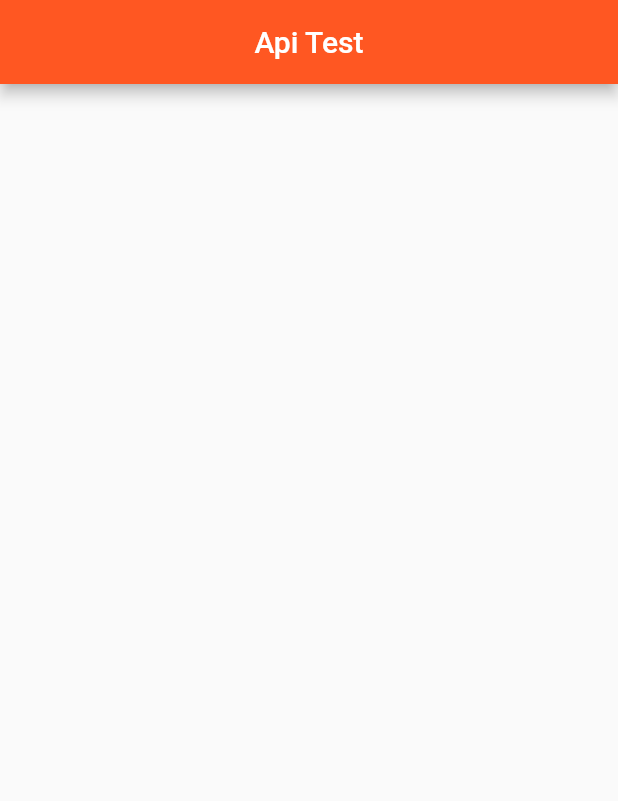
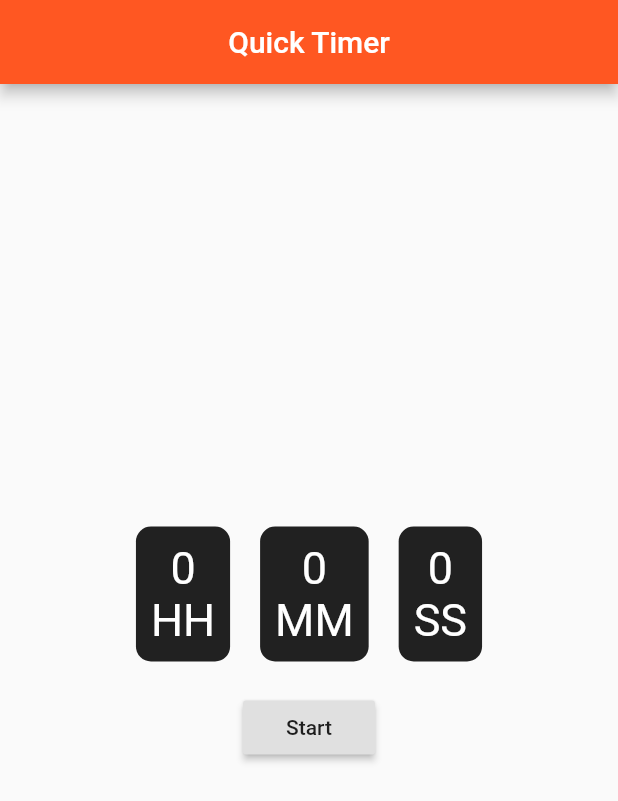
Before and after one commit to gokuldh/flutter_18_march, a Flutter app: the screen it shows after launch, on a phone screen of 412 x 824 dp. Shown: the top 801 px of the screen. Run offline on Flutter 3.47's test engine with Material 2 defaults, Android fonts, the phone set to English and light mode, and no system bars.

Commit message:
Day 6
Timer App

```diff
--- a/lib/main.dart
+++ b/lib/main.dart
@@ -1,71 +1,129 @@
 import 'package:flutter/material.dart';
-import 'package:http/http.dart' as http;
 import 'dart:async';
 import 'dart:convert';
 
-// https://reqres.in/api/users?page=2
 
 void main(){
   runApp(MaterialApp(
-    home: ApiTest(),
+    home: QuickTimer(),
   ));
 }
 
-class ApiTest extends StatefulWidget{
+class QuickTimer extends StatefulWidget{
   @override
-  _ApiTest createState() => _ApiTest();
+  _QuickTimer createState() => _QuickTimer();
 
 }
 
-class _ApiTest extends State<ApiTest>{
+class _QuickTimer extends State<QuickTimer>{
 
-  Map data;
-  List userData;
+  static const duration = const Duration(seconds: 5);
+  bool isActive = false;
+  Timer timer;
+  int secondspassed = 0;
 
-  Future getData() async{
-    http.Response response = await http.get('https://reqres.in/api/users?page=2');
-    data = json.decode(response.body);
+  void ticker(){
+    if (isActive){
       setState(() {
-      userData = data['data'];
-
+        secondspassed = secondspassed + 1;
       });
+    }
   }
 
   void initState(){
     super.initState();
-    getData();
+    timer = Timer.periodic(duration, (timer) {
+      ticker();
+    });
   }
-
 
   @override
   Widget build(BuildContext context) {
+
+    int seconds = secondspassed % 60; // 66 = 6 | 125 % 60 =  5 | 2
+    int minutes = secondspassed ~/ 60; // 125 ~/ 2 and 5
+    int hours = secondspassed ~/ (60*60);
+
     return Scaffold(
       appBar: AppBar(
-        title: Text("Api Test"),
+        title: Text("Quick Timer"),
         backgroundColor: Colors.deepOrange,
         centerTitle: true,
       ),
-      body: ListView.builder(
-          itemCount: userData == null? 0: userData.length,
-          itemBuilder: (BuildContext context, index){
-            return Card(
-              child: Padding(
-                padding: EdgeInsets.all(10),
-                child: Row(
+      body: Center(
+        child: Column(
+          mainAxisAlignment: MainAxisAlignment.center,
           children: [
-                    CircleAvatar(
-                      backgroundImage: NetworkImage(userData[index]['avatar']),
+            Row(
+              mainAxisAlignment: MainAxisAlignment.center,
+              children: [
+                TimerContainer(
+                  label: "HH",
+                  value: hours.toString(),
                 ),
-                    Padding(
-                      padding: EdgeInsets.all(10),
-                      child: Text("${userData[index]['first_name']}, ${userData[index]['last_name']}"),
+                TimerContainer(
+                  label: "MM",
+                  value: minutes.toString(),
+                ),
+                TimerContainer(
+                  label: "SS",
+                  value: seconds.toString(),
+                ),
+              ],
+            ),
+            Container(
+              margin: EdgeInsets.all(20),
+              child: RaisedButton(
+                child: Text(isActive ? 'Stop': 'Start'),
+                onPressed: (){
+                  setState(() {
+                    isActive = !isActive;
+                  });
+                },
+              ),
             ),
           ],
         ),
       ),
     );
-          },
+  }
+}
+
+class TimerContainer extends StatelessWidget{
+
+  TimerContainer({this.label,this.value});
+
+  String label;
+  String value;
+
+  @override
+  Widget build(BuildContext context) {
+    return Container(
+      margin: EdgeInsets.symmetric(horizontal: 10),
+      padding: EdgeInsets.all(10),
+      decoration: new BoxDecoration(
+        color: Colors.black87,
+        borderRadius: new BorderRadius.circular(10),
+      ),
+      child: Column(
+        children: [
+          Text(
+            "$value",
+            style: TextStyle(
+              color: Colors.white,
+              fontSize: 30
+            ),
+          ),
+          Text(
+            "$label",
+            style: TextStyle(
+              color: Colors.white,
+              fontSize: 30,
+            ),
+          ),
+        ],
       ),
     );
   }
+
 }
```
Lines whose indentation alone changed are shown as unchanged.
